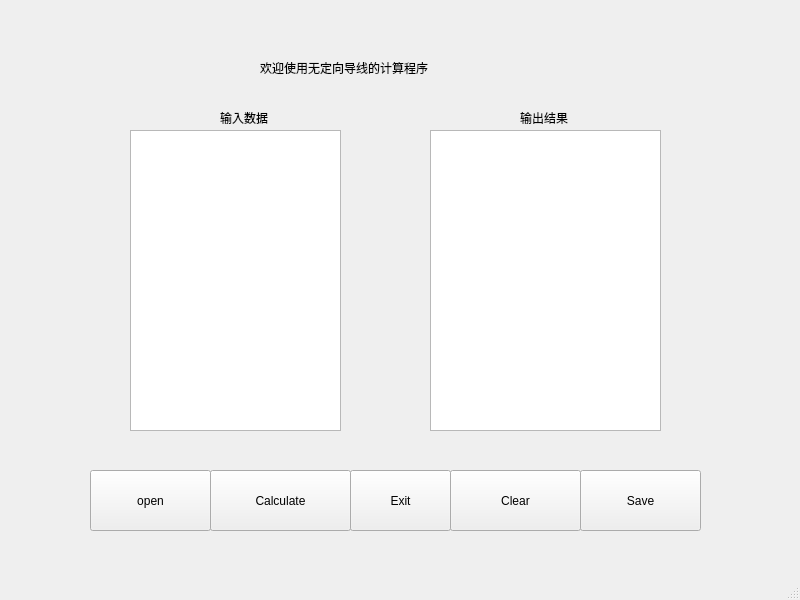
Above: mainwindow.ui from neil666-com/verbose-disco before the change. Below: the same form after it.
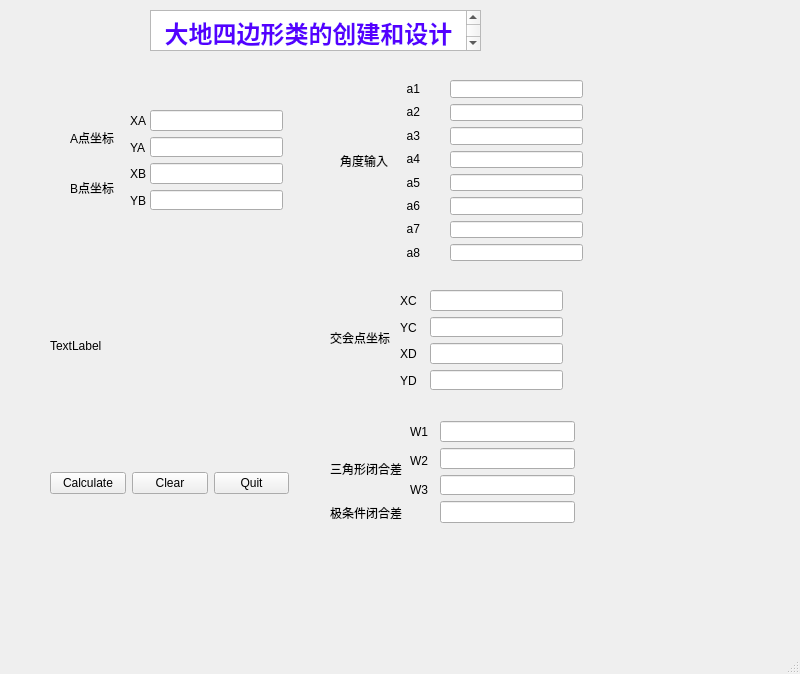
That is the form after the change.

The edit to the form file:
```diff
--- a/mainwindow.ui
+++ b/mainwindow.ui
@@ -7,136 +7,449 @@
     <x>0</x>
     <y>0</y>
     <width>800</width>
-    <height>600</height>
+    <height>674</height>
    </rect>
   </property>
   <property name="windowTitle">
    <string>MainWindow</string>
   </property>
   <widget class="QWidget" name="centralwidget">
+   <widget class="QTextEdit" name="textEdit_2">
+    <property name="geometry">
+     <rect>
+      <x>150</x>
+      <y>10</y>
+      <width>331</width>
+      <height>41</height>
+     </rect>
+    </property>
+    <property name="html">
+     <string>&lt;!DOCTYPE HTML PUBLIC &quot;-//W3C//DTD HTML 4.0//EN&quot; &quot;http://www.w3.org/TR/REC-html40/strict.dtd&quot;&gt;
+&lt;html&gt;&lt;head&gt;&lt;meta name=&quot;qrichtext&quot; content=&quot;1&quot; /&gt;&lt;meta charset=&quot;utf-8&quot; /&gt;&lt;style type=&quot;text/css&quot;&gt;
+p, li { white-space: pre-wrap; }
+hr { height: 1px; border-width: 0; }
+li.unchecked::marker { content: &quot;\2610&quot;; }
+li.checked::marker { content: &quot;\2612&quot;; }
+&lt;/style&gt;&lt;/head&gt;&lt;body style=&quot; font-family:'Microsoft YaHei UI'; font-size:9pt; font-weight:400; font-style:normal;&quot;&gt;
+&lt;p align=&quot;center&quot; style=&quot; margin-top:12px; margin-bottom:12px; margin-left:0px; margin-right:0px; -qt-block-indent:0; text-indent:0px;&quot;&gt;&lt;span style=&quot; font-size:18pt; font-weight:700; color:#5500ff;&quot;&gt;大地四边形类的创建和设计&lt;/span&gt;&lt;/p&gt;&lt;/body&gt;&lt;/html&gt;</string>
+    </property>
+   </widget>
    <widget class="QLabel" name="label">
     <property name="geometry">
      <rect>
-      <x>260</x>
-      <y>60</y>
-      <width>191</width>
+      <x>70</x>
+      <y>130</y>
+      <width>54</width>
       <height>16</height>
      </rect>
     </property>
     <property name="text">
-     <string>欢迎使用无定向导线的计算程序</string>
+     <string>A点坐标</string>
     </property>
    </widget>
-   <widget class="QTextEdit" name="textEdit_input">
+   <widget class="QLabel" name="label_2">
+    <property name="geometry">
+     <rect>
+      <x>70</x>
+      <y>180</y>
+      <width>54</width>
+      <height>16</height>
+     </rect>
+    </property>
+    <property name="text">
+     <string>B点坐标</string>
+    </property>
+   </widget>
+   <widget class="QLabel" name="label_15">
+    <property name="geometry">
+     <rect>
+      <x>340</x>
+      <y>110</y>
+      <width>54</width>
+      <height>101</height>
+     </rect>
+    </property>
+    <property name="text">
+     <string>角度输入</string>
+    </property>
+   </widget>
+   <widget class="QLabel" name="label_16">
+    <property name="geometry">
+     <rect>
+      <x>330</x>
+      <y>330</y>
+      <width>101</width>
+      <height>16</height>
+     </rect>
+    </property>
+    <property name="text">
+     <string>交会点坐标</string>
+    </property>
+   </widget>
+   <widget class="QLabel" name="label_pic">
+    <property name="geometry">
+     <rect>
+      <x>50</x>
+      <y>240</y>
+      <width>271</width>
+      <height>211</height>
+     </rect>
+    </property>
+    <property name="text">
+     <string>TextLabel</string>
+    </property>
+   </widget>
+   <widget class="QWidget" name="">
+    <property name="geometry">
+     <rect>
+      <x>150</x>
+      <y>110</y>
+      <width>133</width>
+      <height>100</height>
+     </rect>
+    </property>
+    <layout class="QVBoxLayout" name="verticalLayout">
+     <item>
+      <widget class="QLineEdit" name="lineEdit_XA"/>
+     </item>
+     <item>
+      <widget class="QLineEdit" name="lineEdit_YA"/>
+     </item>
+     <item>
+      <widget class="QLineEdit" name="lineEdit_XB"/>
+     </item>
+     <item>
+      <widget class="QLineEdit" name="lineEdit_YB"/>
+     </item>
+    </layout>
+   </widget>
+   <widget class="QWidget" name="">
     <property name="geometry">
      <rect>
       <x>130</x>
-      <y>130</y>
-      <width>211</width>
-      <height>301</height>
+      <y>110</y>
+      <width>19</width>
+      <height>101</height>
      </rect>
     </property>
+    <layout class="QVBoxLayout" name="verticalLayout_2">
+     <item>
+      <widget class="QLabel" name="label_3">
+       <property name="text">
+        <string>XA</string>
+       </property>
+      </widget>
+     </item>
+     <item>
+      <widget class="QLabel" name="label_4">
+       <property name="text">
+        <string>YA</string>
+       </property>
+      </widget>
+     </item>
+     <item>
+      <widget class="QLabel" name="label_5">
+       <property name="text">
+        <string>XB</string>
+       </property>
+      </widget>
+     </item>
+     <item>
+      <widget class="QLabel" name="label_6">
+       <property name="text">
+        <string>YB</string>
+       </property>
+      </widget>
+     </item>
+    </layout>
    </widget>
-   <widget class="QTextEdit" name="textEdit_outtput">
+   <widget class="QWidget" name="">
+    <property name="geometry">
+     <rect>
+      <x>390</x>
+      <y>80</y>
+      <width>56</width>
+      <height>181</height>
+     </rect>
+    </property>
+    <layout class="QVBoxLayout" name="verticalLayout_4">
+     <item>
+      <widget class="QLabel" name="label_7">
+       <property name="text">
+        <string>     a1</string>
+       </property>
+      </widget>
+     </item>
+     <item>
+      <widget class="QLabel" name="label_8">
+       <property name="text">
+        <string>     a2</string>
+       </property>
+      </widget>
+     </item>
+     <item>
+      <widget class="QLabel" name="label_9">
+       <property name="text">
+        <string>     a3</string>
+       </property>
+      </widget>
+     </item>
+     <item>
+      <widget class="QLabel" name="label_10">
+       <property name="text">
+        <string>     a4</string>
+       </property>
+      </widget>
+     </item>
+     <item>
+      <widget class="QLabel" name="label_11">
+       <property name="text">
+        <string>     a5</string>
+       </property>
+      </widget>
+     </item>
+     <item>
+      <widget class="QLabel" name="label_12">
+       <property name="text">
+        <string>     a6</string>
+       </property>
+      </widget>
+     </item>
+     <item>
+      <widget class="QLabel" name="label_13">
+       <property name="text">
+        <string>     a7</string>
+       </property>
+      </widget>
+     </item>
+     <item>
+      <widget class="QLabel" name="label_14">
+       <property name="text">
+        <string>     a8</string>
+       </property>
+      </widget>
+     </item>
+    </layout>
+   </widget>
+   <widget class="QWidget" name="">
     <property name="geometry">
      <rect>
       <x>430</x>
-      <y>130</y>
-      <width>231</width>
-      <height>301</height>
+      <y>290</y>
+      <width>133</width>
+      <height>100</height>
      </rect>
     </property>
+    <layout class="QVBoxLayout" name="verticalLayout_5">
+     <item>
+      <widget class="QLineEdit" name="lineEdit_XC"/>
+     </item>
+     <item>
+      <widget class="QLineEdit" name="lineEdit_YC"/>
+     </item>
+     <item>
+      <widget class="QLineEdit" name="lineEdit_XD"/>
+     </item>
+     <item>
+      <widget class="QLineEdit" name="lineEdit_YD"/>
+     </item>
+    </layout>
    </widget>
-   <widget class="QPushButton" name="pushButton_cal">
+   <widget class="QWidget" name="">
     <property name="geometry">
      <rect>
-      <x>210</x>
+      <x>400</x>
+      <y>290</y>
+      <width>19</width>
+      <height>101</height>
+     </rect>
+    </property>
+    <layout class="QVBoxLayout" name="verticalLayout_6">
+     <item>
+      <widget class="QLabel" name="label_17">
+       <property name="text">
+        <string>XC</string>
+       </property>
+      </widget>
+     </item>
+     <item>
+      <widget class="QLabel" name="label_18">
+       <property name="text">
+        <string>YC</string>
+       </property>
+      </widget>
+     </item>
+     <item>
+      <widget class="QLabel" name="label_19">
+       <property name="text">
+        <string>XD</string>
+       </property>
+      </widget>
+     </item>
+     <item>
+      <widget class="QLabel" name="label_20">
+       <property name="text">
+        <string>YD</string>
+       </property>
+      </widget>
+     </item>
+    </layout>
+   </widget>
+   <widget class="QWidget" name="">
+    <property name="geometry">
+     <rect>
+      <x>50</x>
       <y>470</y>
-      <width>141</width>
-      <height>61</height>
+      <width>239</width>
+      <height>26</height>
      </rect>
     </property>
-    <property name="text">
-     <string>Calculate</string>
-    </property>
+    <layout class="QHBoxLayout" name="horizontalLayout">
+     <item>
+      <widget class="QPushButton" name="pushButton">
+       <property name="text">
+        <string>Calculate</string>
+       </property>
+      </widget>
+     </item>
+     <item>
+      <widget class="QPushButton" name="pushButton_2">
+       <property name="text">
+        <string>Clear</string>
+       </property>
+      </widget>
+     </item>
+     <item>
+      <widget class="QPushButton" name="pushButton_3">
+       <property name="text">
+        <string>Quit</string>
+       </property>
+      </widget>
+     </item>
+    </layout>
    </widget>
-   <widget class="QPushButton" name="pushButton_clear">
+   <widget class="QWidget" name="">
     <property name="geometry">
      <rect>
       <x>450</x>
-      <y>470</y>
-      <width>131</width>
-      <height>61</height>
+      <y>80</y>
+      <width>133</width>
+      <height>181</height>
      </rect>
     </property>
-    <property name="text">
-     <string>Clear</string>
-    </property>
+    <layout class="QVBoxLayout" name="verticalLayout_3">
+     <item>
+      <widget class="QLineEdit" name="lineEdit_a1"/>
+     </item>
+     <item>
+      <widget class="QLineEdit" name="lineEdit_a2"/>
+     </item>
+     <item>
+      <widget class="QLineEdit" name="lineEdit_a3"/>
+     </item>
+     <item>
+      <widget class="QLineEdit" name="lineEdit_a4"/>
+     </item>
+     <item>
+      <widget class="QLineEdit" name="lineEdit_a5"/>
+     </item>
+     <item>
+      <widget class="QLineEdit" name="lineEdit_a6"/>
+     </item>
+     <item>
+      <widget class="QLineEdit" name="lineEdit_a7"/>
+     </item>
+     <item>
+      <widget class="QLineEdit" name="lineEdit_a8"/>
+     </item>
+    </layout>
    </widget>
-   <widget class="QPushButton" name="pushButton_3">
+   <widget class="QWidget" name="">
     <property name="geometry">
      <rect>
-      <x>580</x>
-      <y>470</y>
-      <width>121</width>
-      <height>61</height>
+      <x>440</x>
+      <y>421</y>
+      <width>135</width>
+      <height>102</height>
      </rect>
     </property>
-    <property name="text">
-     <string>Save</string>
-    </property>
+    <layout class="QVBoxLayout" name="verticalLayout_8">
+     <item>
+      <layout class="QVBoxLayout" name="verticalLayout_7">
+       <item>
+        <widget class="QLineEdit" name="lineEdit_triangle1"/>
+       </item>
+       <item>
+        <widget class="QLineEdit" name="lineEdit_triangle2"/>
+       </item>
+       <item>
+        <widget class="QLineEdit" name="lineEdit_triangle3"/>
+       </item>
+      </layout>
+     </item>
+     <item>
+      <widget class="QLineEdit" name="lineEdit_condition"/>
+     </item>
+    </layout>
    </widget>
-   <widget class="QPushButton" name="pushButton">
+   <widget class="QWidget" name="">
     <property name="geometry">
      <rect>
-      <x>350</x>
-      <y>470</y>
-      <width>101</width>
-      <height>61</height>
+      <x>410</x>
+      <y>420</y>
+      <width>22</width>
+      <height>81</height>
      </rect>
     </property>
-    <property name="text">
-     <string>Exit</string>
-    </property>
+    <layout class="QVBoxLayout" name="verticalLayout_9">
+     <item>
+      <widget class="QLabel" name="label_23">
+       <property name="text">
+        <string>W1</string>
+       </property>
+      </widget>
+     </item>
+     <item>
+      <widget class="QLabel" name="label_24">
+       <property name="text">
+        <string>W2</string>
+       </property>
+      </widget>
+     </item>
+     <item>
+      <widget class="QLabel" name="label_25">
+       <property name="text">
+        <string>W3</string>
+       </property>
+      </widget>
+     </item>
+    </layout>
    </widget>
-   <widget class="QLabel" name="label_2">
+   <widget class="QWidget" name="">
     <property name="geometry">
      <rect>
-      <x>220</x>
-      <y>110</y>
-      <width>81</width>
-      <height>16</height>
+      <x>330</x>
+      <y>450</y>
+      <width>74</width>
+      <height>81</height>
      </rect>
     </property>
-    <property name="text">
-     <string>输入数据</string>
-    </property>
-   </widget>
-   <widget class="QLabel" name="label_3">
-    <property name="geometry">
-     <rect>
-      <x>520</x>
-      <y>110</y>
-      <width>81</width>
-      <height>16</height>
-     </rect>
-    </property>
-    <property name="text">
-     <string>输出结果</string>
-    </property>
-   </widget>
-   <widget class="QPushButton" name="pushButton_2">
-    <property name="geometry">
-     <rect>
-      <x>90</x>
-      <y>470</y>
-      <width>121</width>
-      <height>61</height>
-     </rect>
-    </property>
-    <property name="text">
-     <string>open</string>
-    </property>
+    <layout class="QVBoxLayout" name="verticalLayout_10">
+     <item>
+      <widget class="QLabel" name="label_21">
+       <property name="text">
+        <string>三角形闭合差</string>
+       </property>
+      </widget>
+     </item>
+     <item>
+      <widget class="QLabel" name="label_22">
+       <property name="text">
+        <string>极条件闭合差</string>
+       </property>
+      </widget>
+     </item>
+    </layout>
    </widget>
   </widget>
   <widget class="QMenuBar" name="menubar">
```
